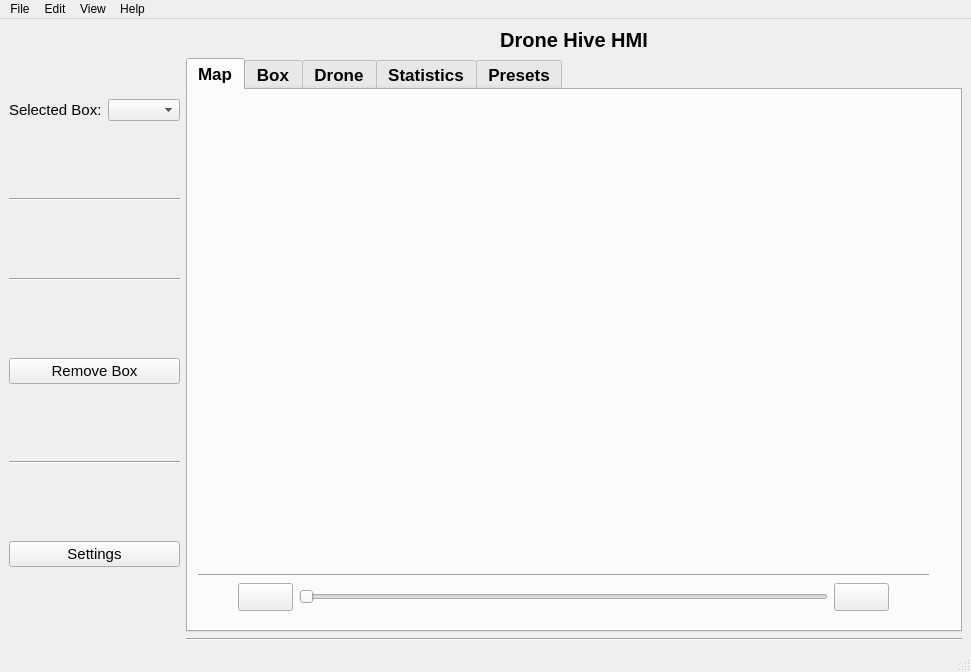
Old version of the form ros2_ws/src/hmi/ui/mainwindow.ui in the repository Samwise101/EiRT-AscenD-Robotics.
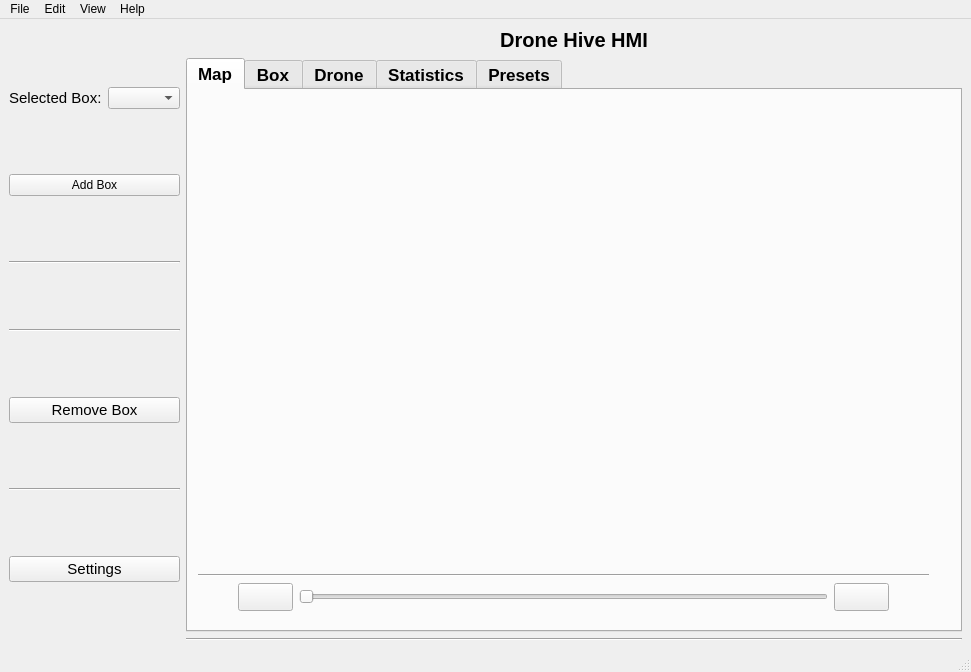
New version of the form. The open tabs and pages were chosen to show the change. Icons and pictures are not drawn.

Commit message: Fixed issue with source path for the backend and added the add box button back

The edit to the form file:
```diff
--- a/ros2_ws/src/hmi/ui/mainwindow.ui
+++ b/ros2_ws/src/hmi/ui/mainwindow.ui
@@ -55,6 +55,13 @@
           </item>
          </layout>
         </item>
+        <item>
+         <widget class="QPushButton" name="addBox">
+          <property name="text">
+           <string>Add Box</string>
+          </property>
+         </widget>
+        </item>
         <item>
          <widget class="Line" name="line_21">
           <property name="orientation">
```
Left out of the diff: 23 changed lines with no effect on the pictures. The commit also changes 4 other files.
